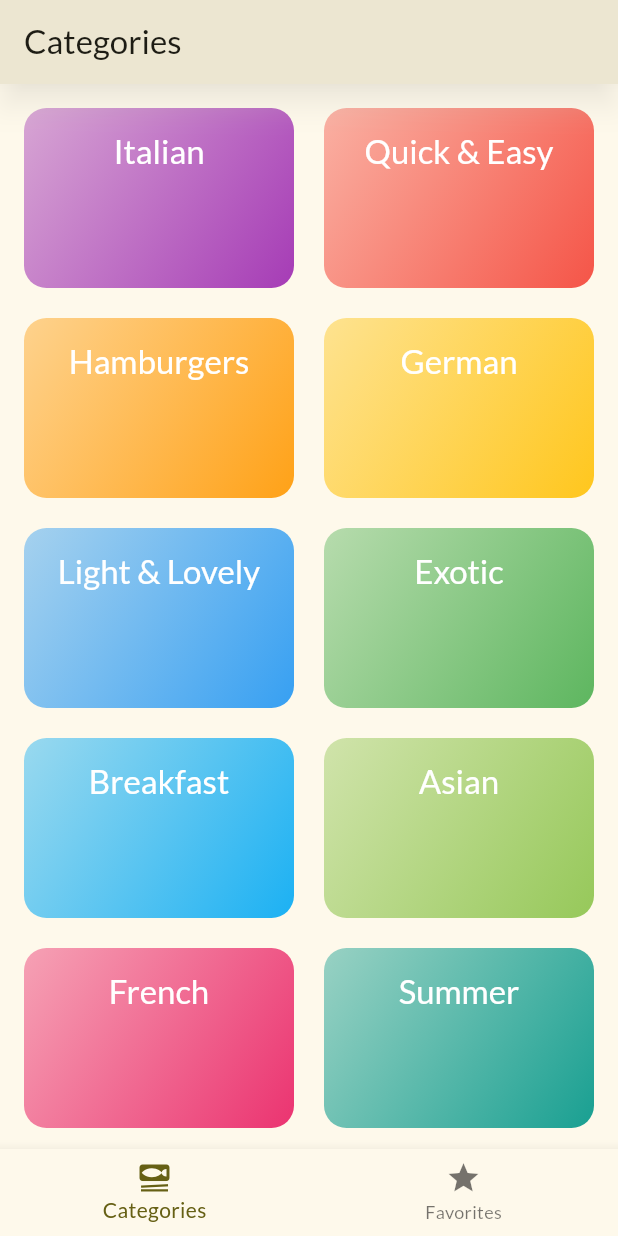
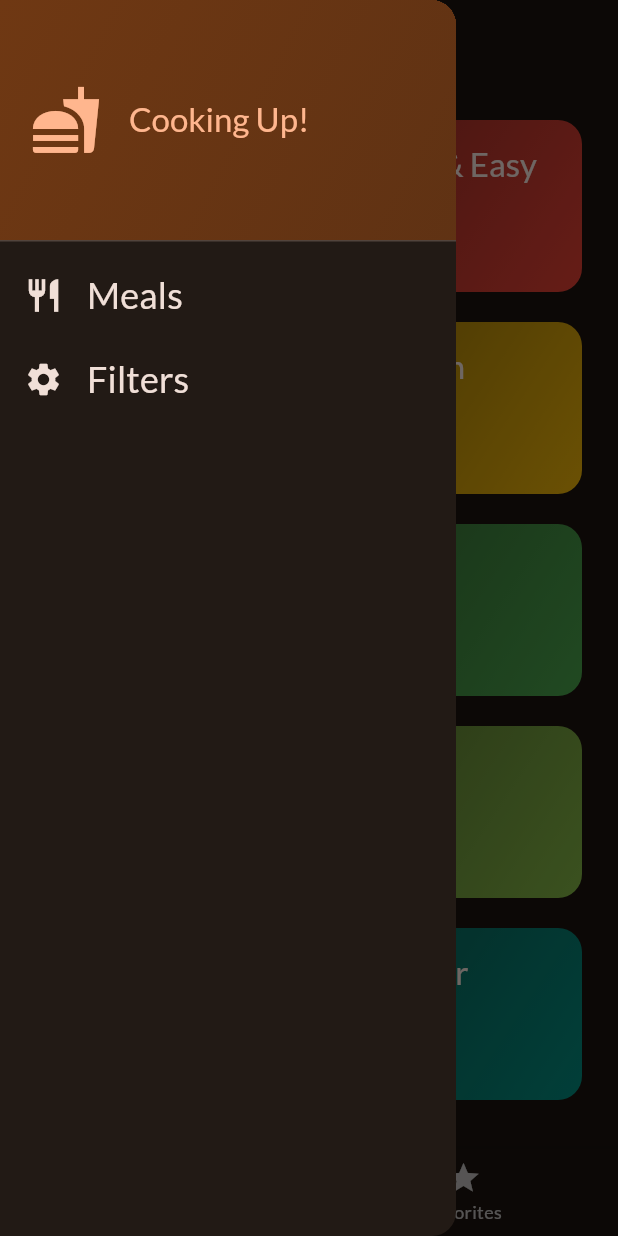
Before and after one commit to That-Guy07/flutter_projects, a Flutter app: the screen it shows after launch, with the side drawer open (before the commit the screen has no drawer), on a phone screen of 412 x 824 dp. Run offline on Flutter 3.47's test engine with Material 3 defaults, Android fonts, the phone set to English and light mode, and no system bars; our stand-ins replace google_fonts, transparent_image.

Commit message:
167/01:13 - Side Drawer set

```diff
--- a/lib/data/dummy_data.dart
+++ b/lib/data/dummy_data.dart
@@ -57,8 +57,8 @@ const availableCategories = [
   ),
 ];
 
-final dummyMeals = [
-  const Meal(
+const dummyMeals = [
+  Meal(
     id: 'm1',
     categories: [
       'c1',
--- a/lib/main.dart
+++ b/lib/main.dart
@@ -1,19 +1,13 @@
 import 'package:flutter/material.dart';
 import 'package:google_fonts/google_fonts.dart';
+
 import 'package:meals/screens/tabs.dart';
 
 final theme = ThemeData(
   useMaterial3: true,
   colorScheme: ColorScheme.fromSeed(
-    seedColor: const Color.fromARGB(255, 245, 231, 42),
-  ),
-  textTheme: GoogleFonts.latoTextTheme(),
-);
-final darkTheme = ThemeData(
-  useMaterial3: true,
-  colorScheme: ColorScheme.fromSeed(
     brightness: Brightness.dark,
-    seedColor: const Color.fromARGB(255, 245, 231, 42),
+    seedColor: const Color.fromARGB(255, 131, 57, 0),
   ),
   textTheme: GoogleFonts.latoTextTheme(),
 );
@@ -29,8 +23,6 @@ class App extends StatelessWidget {
   Widget build(BuildContext context) {
     return MaterialApp(
       theme: theme,
-      darkTheme: darkTheme,
-      themeMode: ThemeMode.system,
       home: const TabsScreen(),
     );
   }
--- a/lib/screens/categories.dart
+++ b/lib/screens/categories.dart
@@ -1,61 +1,51 @@
 import 'package:flutter/material.dart';
 import 'package:meals/data/dummy_data.dart';
-import 'package:meals/models/category.dart';
 import 'package:meals/models/meal.dart';
 import 'package:meals/widgets/category_grid_item.dart';
 import 'package:meals/screens/meals.dart';
+import 'package:meals/models/category.dart';
 
 class CategoriesScreen extends StatelessWidget {
-  const CategoriesScreen({
-    super.key,
-    required this.onTogglefavorite,
-  });
+  const CategoriesScreen({super.key, required this.onToggleFavorite});
 
-  final void Function(Meal meal) onTogglefavorite;
+  final void Function(Meal meal) onToggleFavorite;
 
-  void _switchToSelectedCategoryScreen(
-    BuildContext context,
-    Category category,
-  ) {
+  void _selectCategory(BuildContext context, Category category) {
     final filteredMeals = dummyMeals
         .where((meal) => meal.categories.contains(category.id))
         .toList();
+
     Navigator.of(context).push(
       MaterialPageRoute(
-        builder: (context) => MealsScreen(
+        builder: (ctx) => MealsScreen(
           title: category.title,
           meals: filteredMeals,
-          onTogglefavorite: onTogglefavorite,
+          onToggleFavorite: onToggleFavorite,
         ),
       ),
-    );
+    ); // Navigator.push(context, route)
   }
 
   @override
   Widget build(BuildContext context) {
-    return Scaffold(
-      appBar: AppBar(
-        title: const Text('Categories'),
-        elevation: 8,
-        shadowColor: Theme.of(context).colorScheme.background.withOpacity(0.5),
+    return GridView(
+      padding: const EdgeInsets.all(24),
+      gridDelegate: const SliverGridDelegateWithFixedCrossAxisCount(
+        crossAxisCount: 2,
+        childAspectRatio: 3 / 2,
+        crossAxisSpacing: 20,
+        mainAxisSpacing: 20,
       ),
-      body: GridView(
-        padding: const EdgeInsets.all(16),
-        gridDelegate: const SliverGridDelegateWithMaxCrossAxisExtent(
-          maxCrossAxisExtent: 200,
-          childAspectRatio: 3 / 2,
-          crossAxisSpacing: 20,
-          mainAxisSpacing: 20,
-        ),
-        children: [
-          ...availableCategories.map((category) {
-            return CategoryGridItem(category,
-                switchToSelectedCategoryScreen: () {
-              _switchToSelectedCategoryScreen(context, category);
-            });
-          }),
-        ],
-      ),
+      children: [
+        // availableCategories.map((category) => CategoryGridItem(category: category)).toList()
+        for (final category in availableCategories)
+          CategoryGridItem(
+            category: category,
+            onSelectCategory: () {
+              _selectCategory(context, category);
+            },
+          )
+      ],
     );
   }
 }
--- a/lib/screens/tabs.dart
+++ b/lib/screens/tabs.dart
@@ -1,7 +1,9 @@
 import 'package:flutter/material.dart';
+
+import 'package:meals/models/meal.dart';
 import 'package:meals/screens/categories.dart';
 import 'package:meals/screens/meals.dart';
-import 'package:meals/models/meal.dart';
+import 'package:meals/widgets/main_drawer.dart';
 
 class TabsScreen extends StatefulWidget {
   const TabsScreen({super.key});
@@ -16,6 +18,15 @@ class _TabsScreenState extends State<TabsScreen> {
   int _selectedPageIndex = 0;
   final List<Meal> _favoriteMeals = [];
 
+  void _showInfoMessage(String message) {
+    ScaffoldMessenger.of(context).clearSnackBars();
+    ScaffoldMessenger.of(context).showSnackBar(
+      SnackBar(
+        content: Text(message),
+      ),
+    );
+  }
+
   void _toggleMealFavoriteStatus(Meal meal) {
     final isExisting = _favoriteMeals.contains(meal);
 
@@ -23,9 +34,11 @@ class _TabsScreenState extends State<TabsScreen> {
       setState(() {
         _favoriteMeals.remove(meal);
       });
+      _showInfoMessage('Meal is no longer a favorite.');
     } else {
       setState(() {
         _favoriteMeals.add(meal);
+        _showInfoMessage('Marked as a favorite!');
       });
     }
   }
@@ -39,18 +52,23 @@ class _TabsScreenState extends State<TabsScreen> {
   @override
   Widget build(BuildContext context) {
     Widget activePage = CategoriesScreen(
-      onTogglefavorite: _toggleMealFavoriteStatus,
+      onToggleFavorite: _toggleMealFavoriteStatus,
     );
+    var activePageTitle = 'Categories';
 
     if (_selectedPageIndex == 1) {
       activePage = MealsScreen(
-        title: 'Your Favorites',
         meals: _favoriteMeals,
-        onTogglefavorite: _toggleMealFavoriteStatus,
+        onToggleFavorite: _toggleMealFavoriteStatus,
       );
+      activePageTitle = 'Your Favorites';
     }
 
     return Scaffold(
+      appBar: AppBar(
+        title: Text(activePageTitle),
+      ),
+      drawer: const MainDrawer(),
       body: activePage,
       bottomNavigationBar: BottomNavigationBar(
         onTap: _selectPage,
--- a/lib/widgets/category_grid_item.dart
+++ b/lib/widgets/category_grid_item.dart
@@ -1,37 +1,41 @@
 import 'package:flutter/material.dart';
+
 import 'package:meals/models/category.dart';
 
 class CategoryGridItem extends StatelessWidget {
-  const CategoryGridItem(this.category,
-      {super.key, required this.switchToSelectedCategoryScreen});
+  const CategoryGridItem({
+    super.key,
+    required this.category,
+    required this.onSelectCategory,
+  });
 
   final Category category;
-  final void Function() switchToSelectedCategoryScreen;
+  final void Function() onSelectCategory;
 
   @override
   Widget build(BuildContext context) {
     return InkWell(
-      onTap: switchToSelectedCategoryScreen,
-      splashColor: Theme.of(context).colorScheme.primary,
-      borderRadius: BorderRadius.circular(15),
+      onTap: onSelectCategory,
+      splashColor: Theme.of(context).primaryColor,
+      borderRadius: BorderRadius.circular(16),
       child: Container(
-        padding: const EdgeInsets.all(15),
+        padding: const EdgeInsets.all(16),
         decoration: BoxDecoration(
+            borderRadius: BorderRadius.circular(16),
             gradient: LinearGradient(
               colors: [
-              category.color.withOpacity(0.4),
+                category.color.withOpacity(0.55),
                 category.color.withOpacity(0.9),
               ],
               begin: Alignment.topLeft,
               end: Alignment.bottomRight,
+            )),
+        child: Text(
+          category.title,
+          style: Theme.of(context).textTheme.titleLarge!.copyWith(
+                color: Theme.of(context).colorScheme.onBackground,
               ),
-          borderRadius: BorderRadius.circular(15),
         ),
-        child: Text(category.title,
-            textAlign: TextAlign.center,
-            style: Theme.of(context).textTheme.titleLarge!.copyWith(
-                  color: Colors.white,
-                )),
       ),
     );
   }
--- /dev/null
+++ b/lib/widgets/main_drawer.dart
@@ -0,0 +1,77 @@
+import 'package:flutter/material.dart';
+
+class MainDrawer extends StatelessWidget {
+  const MainDrawer({super.key});
+
+  @override
+  Widget build(BuildContext context) {
+    return Drawer(
+      child: Column(
+        children: [
+          DrawerHeader(
+            padding: const EdgeInsets.all(20),
+            decoration: BoxDecoration(
+              gradient: LinearGradient(
+                colors: [
+                  Theme.of(context).colorScheme.primaryContainer,
+                  Theme.of(context)
+                      .colorScheme
+                      .primaryContainer
+                      .withOpacity(0.8),
+                ],
+                begin: Alignment.topLeft,
+                end: Alignment.bottomRight,
+              ),
+            ),
+            child: Row(
+              children: [
+                Icon(
+                  Icons.fastfood,
+                  size: 48,
+                  color: Theme.of(context).colorScheme.primary,
+                ),
+                const SizedBox(width: 18),
+                Text(
+                  'Cooking Up!',
+                  style: Theme.of(context).textTheme.titleLarge!.copyWith(
+                        color: Theme.of(context).colorScheme.primary,
+                      ),
+                ),
+              ],
+            ),
+          ),
+          ListTile(
+            leading: Icon(
+              Icons.restaurant,
+              size: 26,
+              color: Theme.of(context).colorScheme.onBackground,
+            ),
+            title: Text(
+              'Meals',
+              style: Theme.of(context).textTheme.titleSmall!.copyWith(
+                    color: Theme.of(context).colorScheme.onBackground,
+                    fontSize: 24,
+                  ),
+            ),
+            onTap: () {},
+          ),
+          ListTile(
+            leading: Icon(
+              Icons.settings,
+              size: 26,
+              color: Theme.of(context).colorScheme.onBackground,
+            ),
+            title: Text(
+              'Filters',
+              style: Theme.of(context).textTheme.titleSmall!.copyWith(
+                    color: Theme.of(context).colorScheme.onBackground,
+                    fontSize: 24,
+                  ),
+            ),
+            onTap: () {},
+          ),
+        ],
+      ),
+    );
+  }
+}
```
Also changed, not shown: lib/screens/meal_details.dart (+45 -101 lines), lib/screens/meals.dart (+42 -25 lines), lib/widgets/meal_item.dart (+50 -42 lines), lib/widgets/meal_item_trait.dart (+15 -14 lines). Lines whose indentation alone changed are shown as unchanged.
